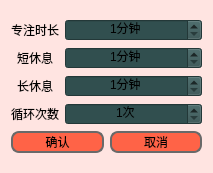
Old version of the form setdialog.ui in the repository Vivanto-Libera/Pomodoro.
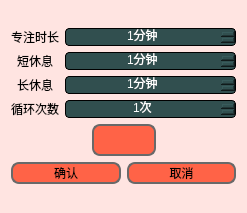
New version of the form. Icons and pictures are not drawn.

Commit message: Fixed some bug. And changed SpinBox's styleSheet

What changed in the file:
```diff
--- a/setdialog.ui
+++ b/setdialog.ui
@@ -6,8 +6,8 @@
    <rect>
     <x>0</x>
     <y>0</y>
-    <width>213</width>
-    <height>173</height>
+    <width>247</width>
+    <height>213</height>
    </rect>
   </property>
   <property name="windowTitle">
@@ -42,7 +42,24 @@
 }
 QSpinBox
 {
-	background-color:#314F4F;
+	background-color:#314F4F;	
+	color:white;
+	border:1px solid black;
+	border-radius:4px;
+}
+QSpinBox::up-button
+{
+	background-color:#4A5A6F;
+	image:url(:/icons/images/up.png);
+	border-left:1px solid black;
+	border-bottom:1px solid black;
+}
+QSpinBox::down-button
+{
+	background-color:#4A5A6F;
+	image:url(:/icons/images/down.png);
+	border-left:1px solid black;
+	
 }
 QLabel
 {
@@ -625,6 +642,65 @@
        </item>
       </layout>
      </item>
+     <item>
+      <layout class="QHBoxLayout" name="horizontalLayout_3">
+       <item>
+        <spacer name="horizontalSpacer">
+         <property name="orientation">
+          <enum>Qt::Orientation::Horizontal</enum>
+         </property>
+         <property name="sizeHint" stdset="0">
+          <size>
+           <width>40</width>
+           <height>20</height>
+          </size>
+         </property>
+        </spacer>
+       </item>
+       <item>
+        <widget class="QPushButton" name="btn_reset">
+         <property name="minimumSize">
+          <size>
+           <width>64</width>
+           <height>32</height>
+          </size>
+         </property>
+         <property name="toolTip">
+          <string>恢复默认</string>
+         </property>
+         <property name="autoFillBackground">
+          <bool>false</bool>
+         </property>
+         <property name="text">
+          <string/>
+         </property>
+         <property name="icon">
+          <iconset resource="res.qrc">
+           <normaloff>:/icons/images/reset.png</normaloff>:/icons/images/reset.png</iconset>
+         </property>
+         <property name="iconSize">
+          <size>
+           <width>32</width>
+           <height>32</height>
+          </size>
+         </property>
+        </widget>
+       </item>
+       <item>
+        <spacer name="horizontalSpacer_2">
+         <property name="orientation">
+          <enum>Qt::Orientation::Horizontal</enum>
+         </property>
+         <property name="sizeHint" stdset="0">
+          <size>
+           <width>40</width>
+           <height>20</height>
+          </size>
+         </property>
+        </spacer>
+       </item>
+      </layout>
+     </item>
      <item>
       <layout class="QHBoxLayout" name="horizontalLayout_2">
        <item>
```
Left out of the diff: 4 changed lines with no effect on the pictures. The commit also changes 10 other files.
